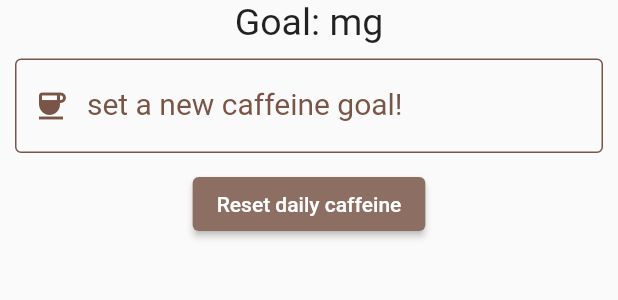
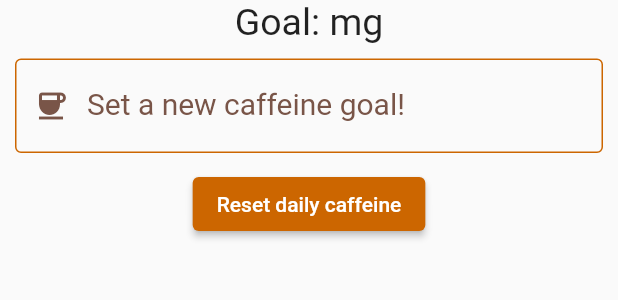
Before and after one commit to RossKeen/Coffee-Help-, a Flutter app: the CaffeineWidget widget shown alone on an empty page, opened directly with empty values, on a phone screen of 412 x 824 dp. Shown: the top 300 px of the screen. Run offline on Flutter 3.47's test engine with Material 2 defaults, Android fonts, the phone set to English and light mode, and no system bars; our stand-ins replace cloud_firestore, firebase_core, percent_indicator; accounts and stored records are empty; Roboto replaces fonts that are missing (helvetica).

Commit message:
style buttons and text

```diff
--- a/lib/caffeine-input.dart
+++ b/lib/caffeine-input.dart
@@ -28,8 +28,8 @@ class _CaffeineWidgetState extends State<CaffeineWidget> {
           ),
           CaffeineInput(),
           ElevatedButton(
-              style:
-                  OutlinedButton.styleFrom(backgroundColor: Colors.brown[400]),
+              style: OutlinedButton.styleFrom(
+                  backgroundColor: Color.fromRGBO(204, 102, 0, 1)),
               onPressed: () => {
                     showDialog(
                         context: context,
@@ -47,13 +47,13 @@ class _CaffeineWidgetState extends State<CaffeineWidget> {
           cursorColor: Colors.black,
           decoration: const InputDecoration(
             contentPadding: EdgeInsets.all(20),
-            enabledBorder:
-                OutlineInputBorder(borderSide: BorderSide(color: Colors.brown)),
-            border:
-                OutlineInputBorder(borderSide: BorderSide(color: Colors.brown)),
-            focusedBorder:
-                OutlineInputBorder(borderSide: BorderSide(color: Colors.brown)),
-            labelText: 'set a new caffeine goal!',
+            enabledBorder: OutlineInputBorder(
+                borderSide: BorderSide(color: Color.fromRGBO(204, 102, 0, 1))),
+            border: OutlineInputBorder(
+                borderSide: BorderSide(color: Color.fromRGBO(204, 102, 0, 1))),
+            focusedBorder: OutlineInputBorder(
+                borderSide: BorderSide(color: Color.fromRGBO(204, 102, 0, 1))),
+            labelText: 'Set a new caffeine goal!',
             labelStyle: TextStyle(color: Colors.brown, fontSize: 20),
             suffixText: 'mg',
             suffixStyle: TextStyle(fontSize: 20),
--- a/lib/drinkCard.dart
+++ b/lib/drinkCard.dart
@@ -32,11 +32,13 @@ class DrinkCard extends StatelessWidget {
             style: TextStyle(fontSize: 20),
           ),
         ),
-        Text(drink['caffeine'].toString() + 'mg'),
+        SizedBox(width: 50, child: Text(drink['caffeine'].toString() + 'mg')),
         ElevatedButton(
             onPressed: () {
               handlePress(drink['caffeine']);
             },
+            style: OutlinedButton.styleFrom(
+                backgroundColor: Color.fromRGBO(204, 102, 0, 1)),
             child: Text('Add')),
         FavouriteButton(db, drink['id'], drink['favourited']),
       ]),
--- a/lib/progressBar.dart
+++ b/lib/progressBar.dart
@@ -64,7 +64,7 @@ class _ProgressBarState extends State<ProgressBar> {
           padding: EdgeInsets.all(20.0),
           child: LinearPercentIndicator(
             key: UniqueKey(),
-            backgroundColor: Color.fromARGB(255, 203, 202, 171),
+            backgroundColor: Color.fromARGB(255, 218, 218, 218),
             //fillColor: Colors.blueAccent,
             width: 250.0,
             lineHeight: 40.0,
```
Also changed, not shown: lib/favouriteDrinks.dart (+6 -3 lines).
